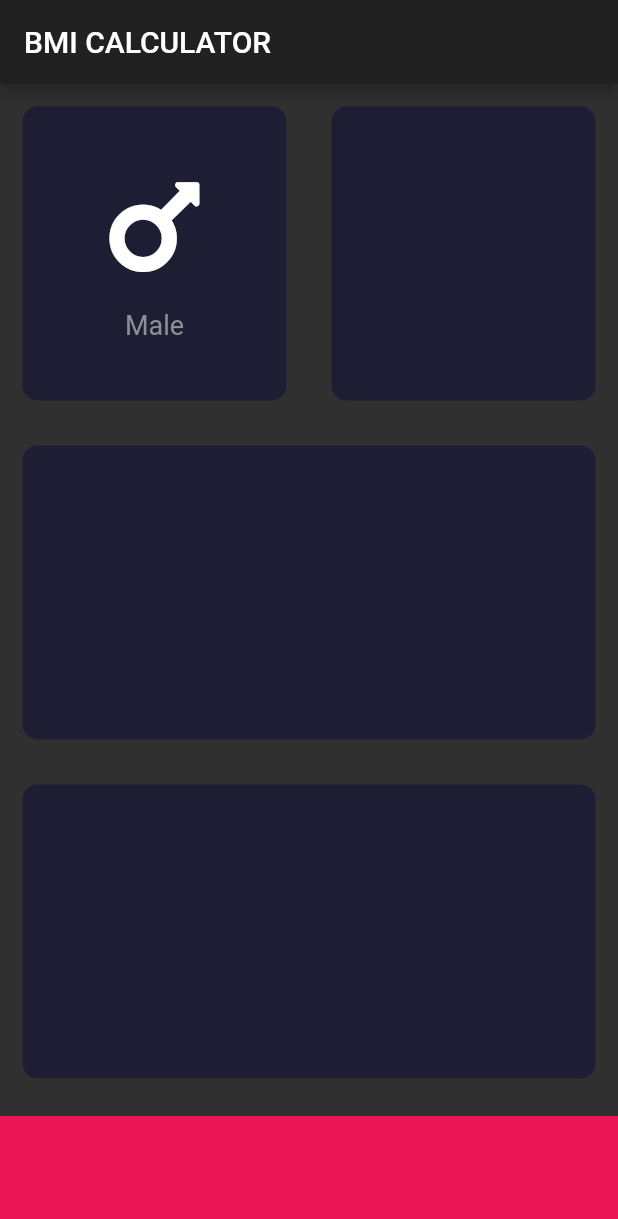
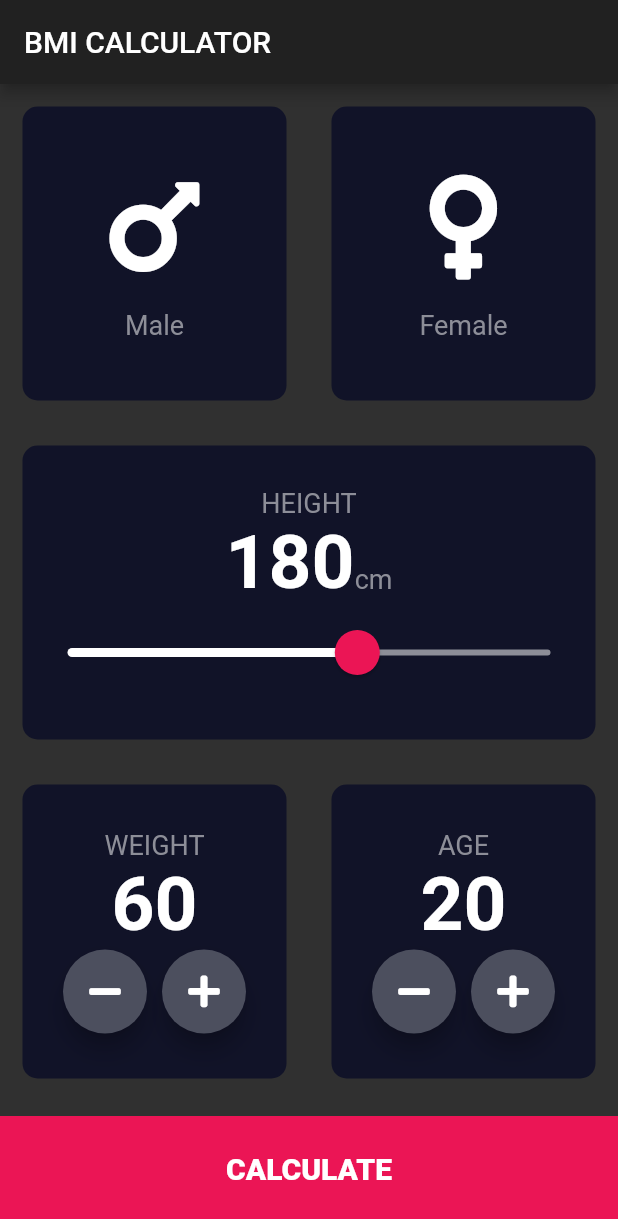
Before and after one commit to rheehot/flutter_exercise, a Flutter app: the screen it shows after launch, on a phone screen of 412 x 824 dp. Shown: the top 1219 px of the screen. Run offline on Flutter 3.47's test engine with Material 2 defaults, Android fonts, the light colour scheme and no system bars; our stand-ins replace audioplayers, font_awesome_flutter, rflutter_alert.

Commit message:
layout update

```diff
--- /dev/null
+++ b/my_bmi_calculator/lib/constants.dart
@@ -0,0 +1,25 @@
+import 'package:flutter/material.dart';
+
+const kBottomContainerHeight = 80.0;
+const kActiveCardColor = Color(0xFF1D1E33);
+const kCardBackgroundColor = Color(0xFF111328);
+const kCardBottomColor = Color(0xFFEB1555);
+
+const kLabelTextStyle = TextStyle(
+  fontSize: 18.0,
+  color: Color(0xFF8D8E98),
+);
+
+const kLabelTitleTextStyle = TextStyle(
+  fontSize: 20.0,
+  fontWeight: FontWeight.w800,
+);
+
+const kNumberTextStyle = TextStyle(
+  fontSize: 50.0,
+  fontWeight: FontWeight.bold,
+);
+
+const kBodyTextStyle = TextStyle(
+  fontSize: 22.0,
+);
--- /dev/null
+++ b/my_bmi_calculator/lib/icon_widget.dart
@@ -0,0 +1,30 @@
+import 'package:flutter/material.dart';
+import 'constants.dart';
+
+class IconWidget extends StatelessWidget {
+
+  final IconData _icon;
+  final String _text;
+
+  IconWidget(this._icon, this._text);
+
+  @override
+  Widget build(BuildContext context) {
+    return Column(
+      mainAxisAlignment: MainAxisAlignment.center,
+      children: <Widget>[
+        Icon(
+          _icon,
+          size: 80.0,
+        ),
+        SizedBox(
+          height: 15.0,
+        ),
+        Text(
+          _text,
+          style: kLabelTextStyle,
+        ),
+      ],
+    );
+  }
+}
--- a/my_bmi_calculator/lib/input_page.dart
+++ b/my_bmi_calculator/lib/input_page.dart
@@ -1,9 +1,13 @@
 import 'package:flutter/material.dart';
+import 'icon_widget.dart';
+import 'reusable_card.dart';
+import 'constants.dart';
 import 'package:font_awesome_flutter/font_awesome_flutter.dart';
 
-const bottomContainerHeight = 80.0;
-const cardBackgroundColor = Color(0xFF1D1E33);
-const cardBottomColor = Color(0xFFEB1555);
+enum GenderType {
+  MALE,
+  FEMALE,
+}
 
 class InputPage extends StatefulWidget {
   @override
@@ -11,6 +15,12 @@ class InputPage extends StatefulWidget {
 }
 
 class _InputPageState extends State<InputPage> {
+
+  int height = 180;
+  int weight = 60;
+  int age = 20;
+  GenderType genderType;
+
   @override
   Widget build(BuildContext context) {
     return Scaffold(
@@ -18,35 +28,183 @@ class _InputPageState extends State<InputPage> {
         title: Text('BMI CALCULATOR'),
       ),
       body: Column(
+        crossAxisAlignment: CrossAxisAlignment.stretch,
         children: <Widget>[
           Expanded(
               child: Row(
             children: <Widget>[
               Expanded(
                 child: ReusableCard(
-                  cardBackgroundColor,
-                  IconWidget(
-                    FontAwesomeIcons.mars,
-                    'Male'
-                  ),
-                ),
+                    genderType == GenderType.MALE
+                        ? kActiveCardColor
+                        : kCardBackgroundColor,
+                    IconWidget(FontAwesomeIcons.mars, 'Male'), () {
+                  setState(() {
+                    genderType = GenderType.MALE;
+                  });
+                }),
               ),
               Expanded(
-                child: ReusableCard(cardBackgroundColor),
+                child: ReusableCard(
+                    genderType == GenderType.FEMALE
+                        ? kActiveCardColor
+                        : kCardBackgroundColor,
+                    IconWidget(FontAwesomeIcons.venus, 'Female'), () {
+                  setState(() {
+                    genderType = GenderType.FEMALE;
+                  });
+                }),
               ),
             ],
           )),
           Expanded(
-            child: ReusableCard(cardBackgroundColor),
+            child: ReusableCard(
+              kCardBackgroundColor,
+              Column(
+                mainAxisAlignment: MainAxisAlignment.center,
+                children: <Widget>[
+                  Text(
+                    'HEIGHT',
+                    style: kLabelTextStyle,
+                  ),
+                  Row(
+                    mainAxisAlignment: MainAxisAlignment.center,
+                    crossAxisAlignment: CrossAxisAlignment.baseline,
+                    textBaseline: TextBaseline.alphabetic,
+                    children: <Widget>[
+                      Text(
+                        height.toString(),
+                        style: kNumberTextStyle,
+                      ),
+                      Text(
+                        'cm',
+                        style: kLabelTextStyle,
+                      ),
+                    ],
+                  ),
+                  SliderTheme(
+                    data: SliderTheme.of(context).copyWith(
+                      activeTrackColor: Colors.white,
+                      inactiveTrackColor: Color(0xFF8D8E98),
+                      thumbColor: Color(0xFFEB1555),
+                      overlayColor: Color(0x29EB1555),
+                      thumbShape:
+                          RoundSliderThumbShape(enabledThumbRadius: 15.0),
+                      overlayShape:
+                          RoundSliderOverlayShape(overlayRadius: 30.0),
+                    ),
+                    child: Slider(
+                      value: height.toDouble(),
+                      min: 120.0,
+                      max: 220.0,
+                      onChanged: (double newValue) {
+                        setState(() {
+                          height = newValue.round();
+                        });
+                      },
+                    ),
+                  )
+                ],
+              ),
+            ),
           ),
           Expanded(
-            child: ReusableCard(cardBackgroundColor),
+            child: Row(
+              children: <Widget>[
+                Expanded(
+                  child: ReusableCard(
+                    kCardBackgroundColor,
+                    Column(
+                      mainAxisAlignment: MainAxisAlignment.center,
+                      children: <Widget>[
+                        Text(
+                          'WEIGHT',
+                          style: kLabelTextStyle,
+                        ),
+                        Text(
+                          weight.toString(),
+                          style: kNumberTextStyle,
+                        ),
+                        Row(
+                          mainAxisAlignment: MainAxisAlignment.center,
+                          children: <Widget> [
+                            RoundIconButton(Icon(FontAwesomeIcons.minus), () {
+                              setState(() {
+                                weight--;
+                              });
+                            }),
+                            SizedBox(
+                              width: 10.0,
+                            ),
+                            RoundIconButton(Icon(FontAwesomeIcons.plus), () {
+                              setState(() {
+                                weight++;
+                              });
+                            }),
+                          ],
+                        )
+                      ],
+                    ),
+                  ),
+                ),
+                Expanded(
+                  child: ReusableCard(
+                    kCardBackgroundColor,
+                    Column(
+                      mainAxisAlignment: MainAxisAlignment.center,
+                      children: <Widget> [
+                        Text(
+                          'AGE',
+                          style: kLabelTextStyle,
+                        ),
+                        Text(
+                          age.toString(),
+                          style: kNumberTextStyle,
+                        ),
+                        Row(
+                          mainAxisAlignment: MainAxisAlignment.center,
+                          children: <Widget> [
+                            RoundIconButton(Icon(FontAwesomeIcons.minus), () {
+                              setState(() {
+                                age--;
+                              });
+                            }),
+                            SizedBox(
+                              width: 10.0,
+                            ),
+                            RoundIconButton(Icon(FontAwesomeIcons.plus), () {
+                              setState(() {
+                                age++;
+                              });
+                            }),
+                          ],
+                        ),
+                      ],
+                    ),
+                  ),
+                ),
+              ],
+            ),
           ),
-          Container(
-            color: cardBottomColor,
-            margin: EdgeInsets.only(top: 10.0),
-            width: double.infinity,
-            height: bottomContainerHeight,
+          GestureDetector(
+            onTap: () {
+              Navigator.pushNamed(context, '/result');
+            },
+            child: Container(
+              child: Center(
+                child: Padding(
+                  padding: EdgeInsets.only(bottom: 10.0),
+                  child: Text(
+                    'CALCULATE',
+                    style: kLabelTitleTextStyle,
+                  ),
+                ),
+              ),
+              color: kCardBottomColor,
+              margin: EdgeInsets.only(top: 10.0),
+              width: double.infinity,
+              height: kBottomContainerHeight,
+            ),
           ),
         ],
       ),
@@ -54,51 +212,23 @@ class _InputPageState extends State<InputPage> {
   }
 }
 
-class IconWidget extends StatelessWidget {
+class RoundIconButton extends StatelessWidget {
+  final Icon _icon;
+  final Function _onPressed;
 
-  final IconData _icon;
-  final String _text;
-
-  IconWidget(this._icon, this._text);
+  RoundIconButton(this._icon, this._onPressed);
 
   @override
   Widget build(BuildContext context) {
-    return Column(
-      mainAxisAlignment: MainAxisAlignment.center,
-      children: <Widget>[
-        Icon(
-          _icon,
-          size: 80.0,
-        ),
-        SizedBox(
-          height: 15.0,
-        ),
-        Text(
-          _text,
-          style: TextStyle(
-            fontSize: 18.0,
-            color: Color(0xFF8D8E98),
-          ),
-        ),
-      ],
-    );
-  }
-}
-
-class ReusableCard extends StatelessWidget {
-  final Color _color;
-  final Widget _childWidget;
-
-  ReusableCard(this._color, [ this._childWidget ]);
-
-  @override
-  Widget build(BuildContext context) {
-    return Container(
-      child: _childWidget,
-      margin: EdgeInsets.all(15.0),
-      decoration: BoxDecoration(
-        color: _color,
-        borderRadius: BorderRadius.circular(10.0),
+    return RawMaterialButton(
+      onPressed: _onPressed,
+      child: _icon,
+      elevation: 6.0,
+      shape: CircleBorder(),
+      fillColor: Color(0xFF4C4F5E),
+      constraints: BoxConstraints.tightFor(
+        width: 56.0,
+        height: 56.0,
       ),
     );
   }
--- a/my_bmi_calculator/lib/main.dart
+++ b/my_bmi_calculator/lib/main.dart
@@ -1,5 +1,6 @@
 import 'package:flutter/material.dart';
 import 'input_page.dart';
+import 'results_page.dart';
 
 void main() => runApp(BMICalculator());
 
@@ -8,7 +9,11 @@ class BMICalculator extends StatelessWidget {
   Widget build(BuildContext context) {
     return MaterialApp(
       theme: ThemeData.dark(),
-      home: InputPage(),
+      initialRoute: '/',
+      routes: {
+        '/': (context) => InputPage(),
+        '/result': (context) => ResultsPage(),
+      },
     );
   }
 }
--- /dev/null
+++ b/my_bmi_calculator/lib/reusable_card.dart
@@ -0,0 +1,24 @@
+import 'package:flutter/material.dart';
+
+class ReusableCard extends StatelessWidget {
+  final Color _color;
+  final Widget _childWidget;
+  final Function _onPress;
+
+  ReusableCard(this._color, [ this._childWidget, this._onPress ]);
+
+  @override
+  Widget build(BuildContext context) {
+    return GestureDetector(
+      onTap: _onPress,
+      child: Container(
+        child: _childWidget,
+        margin: EdgeInsets.all(15.0),
+        decoration: BoxDecoration(
+          color: _color,
+          borderRadius: BorderRadius.circular(10.0),
+        ),
+      ),
+    );
+  }
+}
```
Also changed, not shown: my_bmi_calculator/lib/results_page.dart (added, +98 -0 lines), 1 other file.
